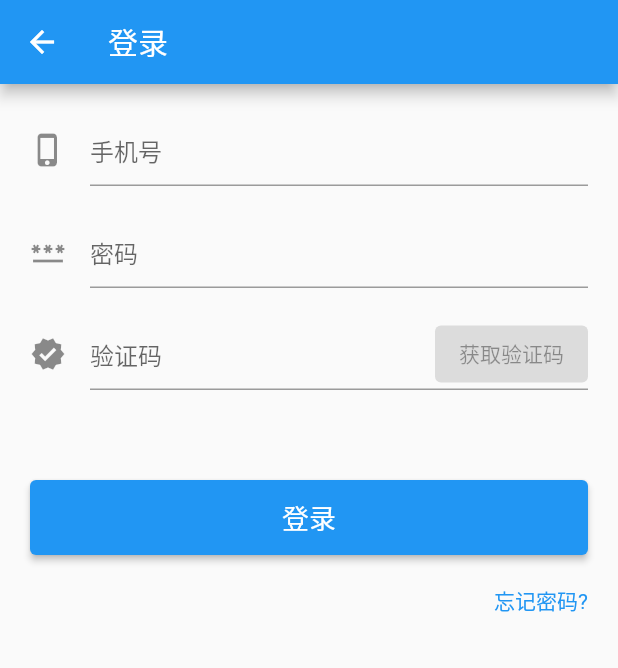
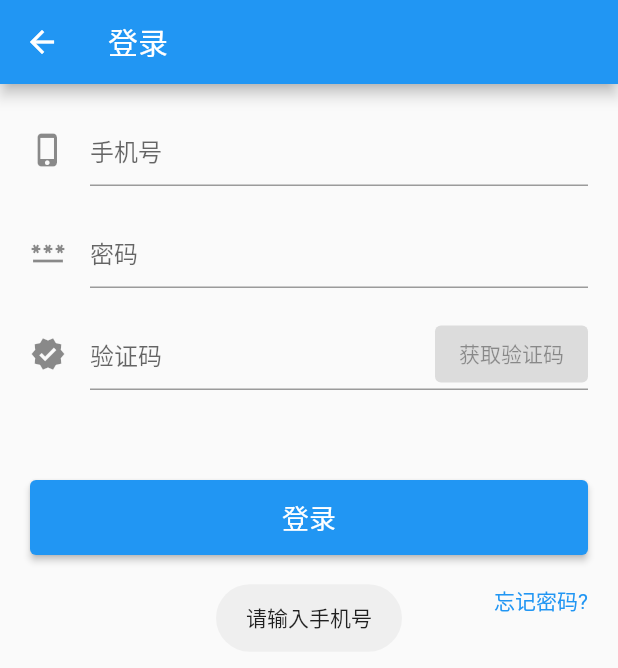
Before and after one commit to leerme/oa_flutter, a Flutter app: the FBLoginPage screen opened by its route, after a tap on "登录", on a phone screen of 412 x 824 dp. Shown: the top 668 px of the screen. Run offline on Flutter 3.47's test engine with Material 2 defaults, Android fonts, the phone set to English and light mode, and no system bars; our stand-ins replace basic_utils, cookie_jar, dio, dio_cookie_manager, fluttertoast; missing offline and left inert: encrypt.

Commit message:
MOD:优化

```diff
--- a/lib/login/login_page.dart
+++ b/lib/login/login_page.dart
@@ -1,10 +1,8 @@
-import 'dart:io';
-
+import 'dart:async';
 import 'package:dio/dio.dart';
 import 'package:flutter/material.dart';
 import 'package:fluttertoast/fluttertoast.dart';
 import 'package:teacher/tool/encrypt/encrypt.dart';
-import 'package:teacher/tool/network/http_manager.dart';
 import '../widget/ly_input_widget.dart';
 
 class FBLoginPage extends StatefulWidget{
@@ -24,10 +22,11 @@ class _FBLoginPageState extends State<FBLoginPage> {
   String _userPhone = "";
   String _password = "";
   String _verifiedCode = "";
+  Timer? _timer;
+  int _seconds = -1;
 
   @override
   Widget build(BuildContext context) {
-    // TODO: implement build
     return Scaffold(
       appBar: AppBar(
         title: const Text("登录"),
@@ -53,7 +52,7 @@ class _FBLoginPageState extends State<FBLoginPage> {
                       keyboardType: TextInputType.number,
                       onChanged: (String value) {
                         setState(() {
-                          _userPhone = value;
+                          _userPhone = value.trim();
                         });
                       },
                     ),
@@ -65,7 +64,7 @@ class _FBLoginPageState extends State<FBLoginPage> {
                       obscureText: true,
                       keyboardType: TextInputType.visiblePassword,
                       onChanged: (String value) {
-                        _password = value;
+                        _password = value.trim();
                       },
                     ),
                     const Padding(padding: EdgeInsets.all(10.0)),
@@ -77,22 +76,14 @@ class _FBLoginPageState extends State<FBLoginPage> {
                           controller: verifiedController,
                           keyboardType: TextInputType.number,
                           onChanged: (String value) {
-                            _verifiedCode = value;
+                            _verifiedCode = value.trim();
                           },
                         ),
                         Positioned(
                           right: 0,
                           bottom: 5,
                           top: 5,
-                          child: ElevatedButton(
-                            style: ElevatedButton.styleFrom(
-                                minimumSize: const Size(100, 50)),
-                            child: Text(
-                              "获取验证码", style: TextStyle(fontSize: 14),),
-                            onPressed: (_userPhone.isNotEmpty)
-                                ? _sendVerifiedCode
-                                : null,
-                          ),
+                          child: buildSendVerifiedButton(),
                         )
                       ],
                     ),
@@ -138,59 +129,85 @@ class _FBLoginPageState extends State<FBLoginPage> {
     );
   }
 
-  _sendVerifiedCode() {
-
+  ElevatedButton buildSendVerifiedButton() {
+    var text = "获取验证码";
+    VoidCallback? onPressed = (_userPhone.isNotEmpty)
+        ? _sendVerifiedCode
+        : null;
+    if(_seconds == 0){
+      text = "重新获取";
+    }else if(_seconds > 0){
+      text = "等待"+_seconds.toString()+"s";
+      onPressed = null;
+    }
+    return ElevatedButton(
+      style: ElevatedButton.styleFrom(minimumSize: const Size(100, 50)),
+      child: Text(text, style: TextStyle(fontSize: 14),),
+      onPressed: onPressed,
+    );
   }
 
   _loginIn() async {
-//    if (_userPhone.isEmpty){
-//      Fluttertoast.showToast(
-//          msg: "请输入手机号",
-//          gravity: ToastGravity.CENTER,
-//      );
-//      return;
-//    }
-//    if (_password.isEmpty){
-//      Fluttertoast.showToast(
-//        msg: "请输入密码",
-//        gravity: ToastGravity.CENTER,
-//      );
-//      return;
-//    }
-//    if (_verifiedCode.isEmpty){
-//      Fluttertoast.showToast(
-//        msg: "请输入验证码",
-//        gravity: ToastGravity.CENTER,
-//      );
-//      return;
-//    }
+    if (_userPhone.isEmpty) {
+      Fluttertoast.showToast(
+        msg: "请输入手机号",
+        gravity: ToastGravity.CENTER,
+      );
+      return;
+    }
+    if (_password.isEmpty) {
+      Fluttertoast.showToast(
+        msg: "请输入密码",
+        gravity: ToastGravity.CENTER,
+      );
+      return;
+    }
+    if (_verifiedCode.isEmpty) {
+      Fluttertoast.showToast(
+        msg: "请输入验证码",
+        gravity: ToastGravity.CENTER,
+      );
+      return;
+    }
+    FocusScope.of(context).requestFocus(FocusNode());
+
+    Future info = Encrypt.encryption(_password);
+    info.then((value) {
+      var url = "https://login.fenbi.com/employee/public/login?system=13.3&inhouse=1&app=oa&ua=iPhone&av=3&version=1.5.3&kav=3";
+      _requestLogin(url,value);
+    });
+  }
+
+  _requestLogin (url,value) async {
+    Options options = Options(headers: {
+      Headers.contentTypeHeader:
+      Headers.formUrlEncodedContentType
+    });
+    Map<String,dynamic> map = Map();
+    map['password']=value;
+    map['phone']=_userPhone;
+    map['verifycode']=_verifiedCode;
+    Dio dio = Dio();
+    Response response = await dio.post(url,data:map,options: options);
+    if (response.statusCode == 200) {
+      print(response.data);
+      print("——————登录成功");
+    } else {
+      print("——————登录失败");
+    }
+  }
+
+  _sendVerifiedCode() {
     int date = DateTime.now().millisecondsSinceEpoch;
     String phone = "$_userPhone:"+"$date";
     Future info = Encrypt.encryption(phone);
     info.then((value) {
-      var url = "http://tiku.fenbi.com/iphone/users/phone/verification?system=13.3&inhouse=1&app=oa&ua=iPhone&av=3&version=1.5.3&kav=3";
-//      HttpManager().netFetch(url, {"info":value,"type":"retrieve"}, null, null).then((value) {
-//
-//      });
-    test(url,value);
+      var url = "http://login.fenbi.com/iphone/users/phone/verification?system=13.3&inhouse=1&app=oa&ua=iPhone&av=3&version=1.5.3&kav=3";
+      _requestVerifiedCode(url,value);
     });
-
-
-//    Dio dio = Dio();
-//    Response response=await dio.post(path)
-//    print("__$response.data");
-
-//
-//    info:""
-//    type:retrieve
   }
 
-  test (url,value) async {
-//      HttpManager().netFetch(url, {"info":value,"type":"retrieve"}, null, null).then((value) {
-//
-//      });
-//    Map p = {"info":value,"type":"retrieve"};
-
+  _requestVerifiedCode (url,value) async {
     Options options = Options(headers: {
       Headers.contentTypeHeader:
       Headers.formUrlEncodedContentType
@@ -198,9 +215,46 @@ class _FBLoginPageState extends State<FBLoginPage> {
     Map<String,dynamic> map = Map();
     map['info']=value;
     map['type']="retrieve";
-    FormData formData = FormData.fromMap(map);
     Dio dio = Dio();
     Response response = await dio.post(url,data:map,options: options);
-    print(response.data);
+    if (response.statusCode == 200) {
+      print(response.data);
+      var now = DateTime.now();
+      var minutes = now.add(const Duration(minutes: 1)).difference(now);
+      _seconds = minutes.inSeconds;
+      startTimer();
+    } else {
+      print("——————获取验证码失败");
+    }
   }
+
+  void startTimer() {
+    //设置 1 秒回调一次
+    const period = Duration(seconds: 1);
+    _timer = Timer.periodic(period, (timer) {
+      //更新界面
+      setState(() {
+        //秒数减一，因为一秒回调一次
+        _seconds--;
+      });
+      if (_seconds == 0) {
+        //倒计时秒数为0，取消定时器
+        cancelTimer();
+      }
+    });
+  }
+
+  void cancelTimer() {
+    if (_timer != null) {
+      _timer!.cancel();
+      _timer = null;
+    }
+  }
+
+  @override
+  void dispose() {
+    super.dispose();
+    cancelTimer();
+  }
+
 }
```
